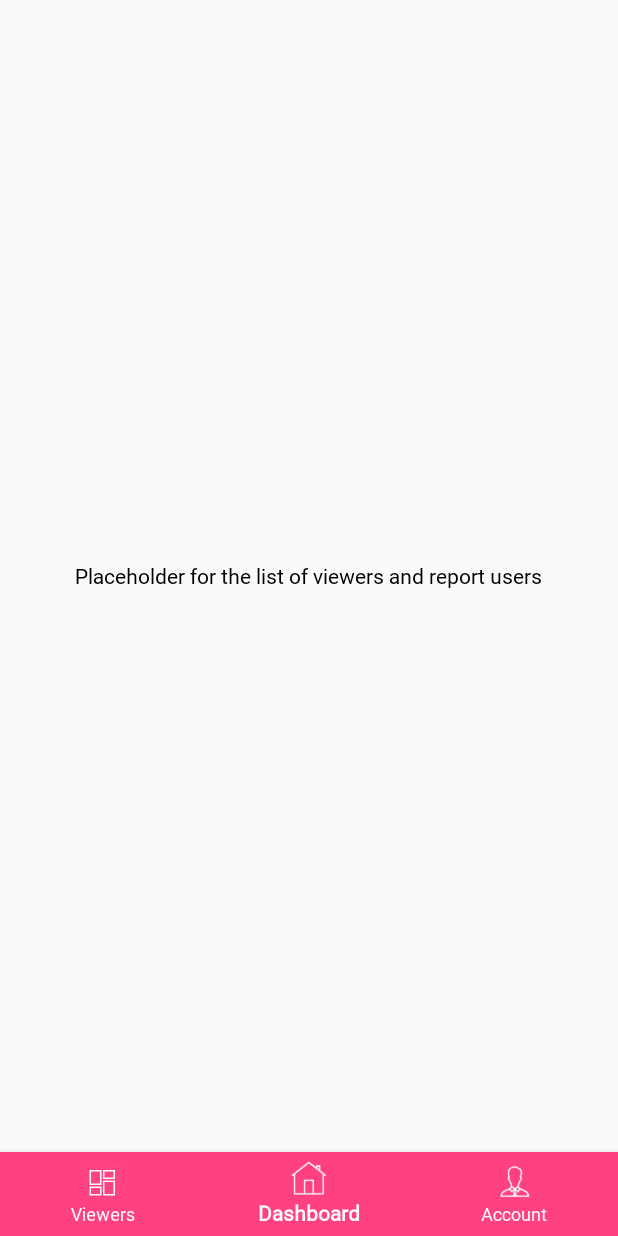
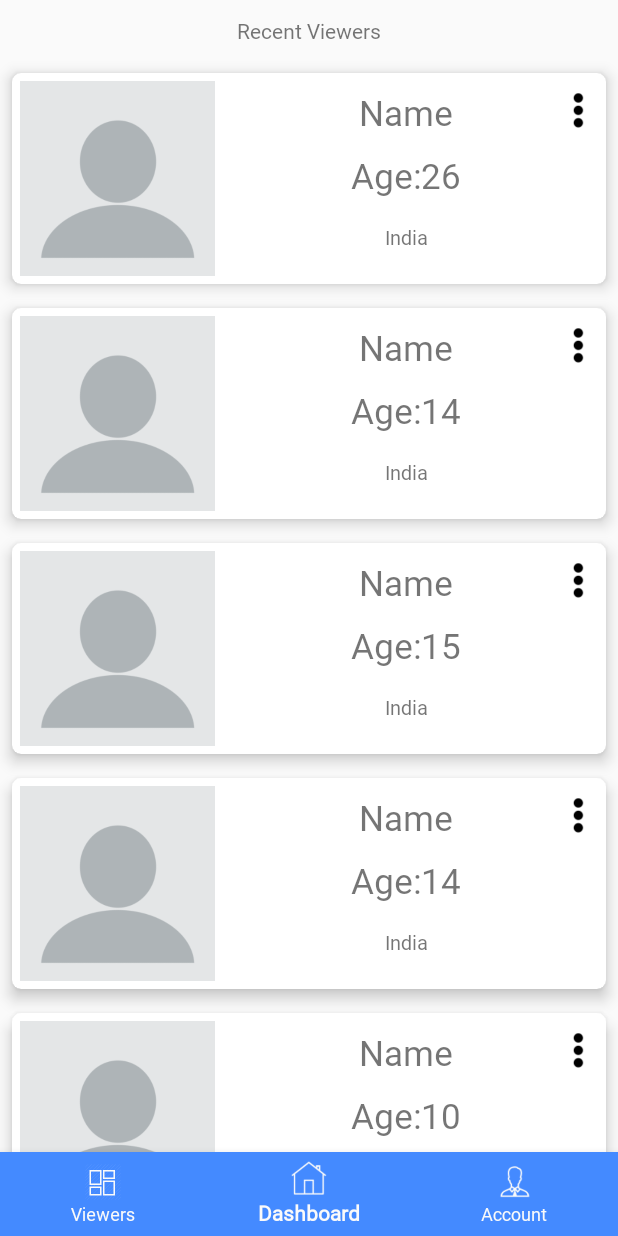
Before and after one commit to achuth10/Task, an Android app: the fragment BroadcasterViewer placed in its activity, on a phone screen of 412 x 824 dp. Run offline under Robolectric (Android 15) with nearby library versions, the phone set to English and light mode, and no system bars; our stand-ins replace sdp/ssp sizes; libraries missing offline, so code that uses them is left out: com.github.mikephil.charting; 40 statements that could not run were skipped.

Commit message:
Added broadcaster viewer page and updated the dashboard

```diff
--- a/app/src/main/java/com/example/achuth/task/BroadcasterMain.java
+++ b/app/src/main/java/com/example/achuth/task/BroadcasterMain.java
@@ -41,17 +41,17 @@ public class BroadcasterMain extends AppCompatActivity {
         bottomNavigationView=(BottomNavigationView)findViewById(R.id.bottom_nav);
         setfragment(broadcasterDash);
         bottomNavigationView.setSelectedItemId(R.id.dashboard);
-        bottomNavigationView.setItemBackgroundResource(R.color.colorAccent);
+        bottomNavigationView.setItemBackgroundResource(R.color.colorbegin);
         bottomNavigationView.setOnNavigationItemSelectedListener(new BottomNavigationView.OnNavigationItemSelectedListener() {
             @Override
             public boolean onNavigationItemSelected(@NonNull MenuItem menuItem) {
                 switch (menuItem.getItemId()) {
                     case R.id.account:
-                        bottomNavigationView.setItemBackgroundResource(R.color.colorbegin);
+                        bottomNavigationView.setItemBackgroundResource(R.color.colorAccent);
                         setfragment(broadcasterAccount);
                         return true;
                     case R.id.dashboard:
-                        bottomNavigationView.setItemBackgroundResource(R.color.colorAccent);
+                        bottomNavigationView.setItemBackgroundResource(R.color.colorbegin);
                         setfragment(broadcasterDash);
                         return true;
                     case R.id.viewers:
--- a/app/src/main/java/com/example/achuth/task/BroadcasterViewer.java
+++ b/app/src/main/java/com/example/achuth/task/BroadcasterViewer.java
@@ -4,26 +4,59 @@ package com.example.achuth.task;
 import android.content.SharedPreferences;
 import android.os.Bundle;
 import android.support.v4.app.Fragment;
+import android.support.v7.widget.GridLayoutManager;
+import android.support.v7.widget.LinearLayoutManager;
+import android.support.v7.widget.RecyclerView;
 import android.view.LayoutInflater;
 import android.view.View;
 import android.view.ViewGroup;
+
+import java.util.ArrayList;
+import java.util.Random;
 
 
 /**
  * A simple {@link Fragment} subclass.
  */
 public class BroadcasterViewer extends Fragment {
-
-    public BroadcasterViewer() {
-        // Required empty public constructor
-    }
-
-
+    private RecyclerView recyclerView;
+    private ViewerAdapter adapter;
+    public ArrayList<Viewer> ViewerArrayList;
     @Override
     public View onCreateView(LayoutInflater inflater, ViewGroup container,
                              Bundle savedInstanceState) {
         // Inflate the layout for this fragment
-        return inflater.inflate(R.layout.fragment_broadcaster_viewer, container, false);
+        View v= inflater.inflate(R.layout.fragment_broadcaster_viewer, container, false);
+        recyclerView = v.findViewById(R.id.recyclerViewBroadcaster);
+        recyclerView.setLayoutManager(new LinearLayoutManager(this.getContext()));
+        ViewerArrayList=new ArrayList<>();
+        setAdapter(ViewerArrayList);
+        createdata();
+        return v;
     }
+    public void createdata() {
+        Random ranum=new Random();
+        for(int i=0;i<50;i++)
+        {
+            Viewer viewer = new Viewer("Name", 10+ranum.nextInt(20),R.drawable.blank,"India");
+            ViewerArrayList.add(viewer);
+        }
+        adapter.notifyDataSetChanged();
+    }
+    public void blocked()
+    {
+        for (int i = 0; i < ViewerArrayList.size(); i++) {
+            if(ViewerArrayList.get(i).isBlocked()) {
+                ViewerArrayList.remove(i);
+            }
+        }
+        adapter.notifyDataSetChanged();
+    }
+    public void setAdapter(ArrayList <Viewer> viewers)
+    {
+        adapter = new ViewerAdapter(this.getContext(),viewers);
+        recyclerView.setLayoutManager(new GridLayoutManager(this.getContext(), 1));
+        recyclerView.setAdapter(adapter);
 
+    }
 }
--- a/app/src/main/java/com/example/achuth/task/MyXAxisValueFormatter.java
+++ b/app/src/main/java/com/example/achuth/task/MyXAxisValueFormatter.java
@@ -1,6 +1,7 @@
 package com.example.achuth.task;
 
 import com.github.mikephil.charting.components.AxisBase;
+import com.github.mikephil.charting.components.XAxis;
 import com.github.mikephil.charting.formatter.IAxisValueFormatter;
 
 import java.util.ArrayList;
--- /dev/null
+++ b/app/src/main/java/com/example/achuth/task/Viewer.java
@@ -0,0 +1,59 @@
+package com.example.achuth.task;
+
+public class Viewer {
+    private String name,Location;
+    private int age,dpid;
+    private boolean blocked;
+
+    Viewer(String name,int age,int dpid,String Location)
+    {
+        this.name=name;
+        this.age=age;
+        this.dpid=dpid;
+        this.Location=Location;
+        blocked=false;
+    }
+
+    public void setName(String name) {
+        this.name = name;
+    }
+
+
+    public void setAge(int age) {
+        this.age = age;
+    }
+
+    public int getDpid() {
+        return dpid;
+    }
+
+    public void setDpid(int dpid) {
+        this.dpid = dpid;
+    }
+
+
+    public int getAge() {
+        return age;
+    }
+
+    public String getName() {
+        return name;
+    }
+
+
+    public boolean isBlocked() {
+        return blocked;
+    }
+
+    public void setBlocked(boolean blocked) {
+        this.blocked = blocked;
+    }
+
+    public String getLocation() {
+        return Location;
+    }
+
+    public void setLocation(String location) {
+        Location = location;
+    }
+}
--- /dev/null
+++ b/app/src/main/java/com/example/achuth/task/ViewerAdapter.java
@@ -0,0 +1,88 @@
+package com.example.achuth.task;
+import android.content.Context;
+import android.os.Handler;
+import android.support.annotation.NonNull;
+import android.support.v7.widget.RecyclerView;
+import android.view.LayoutInflater;
+import android.view.View;
+import android.view.ViewGroup;
+import android.widget.ImageView;
+import android.widget.TextView;
+import android.widget.Toast;
+
+import java.util.ArrayList;
+
+public class ViewerAdapter extends RecyclerView.Adapter <ViewerAdapter.ViewerHolder> {
+    private int count = 0;
+    private Context context;
+    private ArrayList<Viewer> viewers;
+
+    ViewerAdapter(Context context, ArrayList <Viewer> viewers) {
+        this.context = context;
+        this.viewers = viewers;
+    }
+    public ViewerAdapter.ViewerHolder onCreateViewHolder(@NonNull ViewGroup viewGroup, int i) {
+        View view = LayoutInflater.from(context).inflate(R.layout.viewrowlayout,viewGroup, false);
+        return new ViewerHolder(view);
+    }
+
+    @Override
+    public void onBindViewHolder(@NonNull ViewerAdapter.ViewerHolder viewerHolder, int i) {
+        Viewer viewer=viewers.get(i);
+        viewerHolder.setinfo(viewer);
+    }
+
+    @Override
+    public int getItemCount() {
+        return viewers.size();
+    }
+
+    private void delete(int position) { //removes the row
+        Toast.makeText(context, "Press again to report user", Toast.LENGTH_SHORT).show();
+        if (++count >= 2) {
+            Viewer viewer = viewers.get(position);
+            viewers.remove(position);
+            viewer.setBlocked(true);
+            notifyItemRemoved(position);
+            Toast.makeText(context, "Blocked Viewer for current session", Toast.LENGTH_LONG).show();
+        }
+        new Handler().postDelayed(new Runnable() {
+
+            @Override
+            public void run() {
+                count = 0;
+            }
+        }, 3000);
+    }
+
+     public class ViewerHolder extends RecyclerView.ViewHolder implements View.OnClickListener {
+        public TextView Name, Age,location;
+        public ImageView dp;
+        public ImageView menu;
+
+        public ViewerHolder(final View itemView) {
+            super(itemView);
+            Name = itemView.findViewById(R.id.Name);
+            Age = itemView.findViewById(R.id.Age);
+            dp = itemView.findViewById(R.id.icon1);
+            location=itemView.findViewById(R.id.location);
+            menu = itemView.findViewById(R.id.streammenu);
+            menu.setOnClickListener(this);
+        }
+
+        public void setinfo(Viewer Viewer) {
+            if (!Viewer.isBlocked()) {
+                Name.setText(Viewer.getName());
+                Age.setText("Age:" + String.valueOf(Viewer.getAge()));
+                location.setText(Viewer.getLocation());
+                dp.setImageResource(Viewer.getDpid());
+
+            }
+        }
+
+        @Override
+        public void onClick(View v) {
+            delete(getAdapterPosition());
+        }
+    }
+}
--- a/app/src/main/res/layout/fragment_broadcaster_viewer.xml
+++ b/app/src/main/res/layout/fragment_broadcaster_viewer.xml
@@ -6,10 +6,17 @@
     tools:context=".BroadcasterViewer">
     <TextView
         android:layout_width="wrap_content"
+        android:padding="@dimen/_8sdp"
         android:layout_height="wrap_content"
         android:layout_centerHorizontal="true"
-        android:textColor="#000"
-        android:layout_centerVertical="true"
-        android:text="Placeholder for the list of viewers and report users"
-        />
+        android:id="@+id/textview"
+        android:text="Recent Viewers"/>
+    <android.support.v7.widget.RecyclerView
+        android:id="@+id/recyclerViewBroadcaster"
+        android:layout_below="@id/textview"
+        android:layout_width="match_parent"
+        android:layout_height="match_parent"
+        android:layout_alignParentStart="true"
+        >
+    </android.support.v7.widget.RecyclerView>
 </RelativeLayout>
--- a/app/src/main/res/layout/rowlayout.xml
+++ b/app/src/main/res/layout/rowlayout.xml
@@ -1,6 +1,5 @@
 <?xml version="1.0" encoding="utf-8"?>
 <android.support.v7.widget.CardView
-
     xmlns:android="http://schemas.android.com/apk/res/android"
 xmlns:app="http://schemas.android.com/apk/res-auto"
 android:layout_width="match_parent"
--- /dev/null
+++ b/app/src/main/res/layout/viewrowlayout.xml
@@ -0,0 +1,73 @@
+<?xml version="1.0" encoding="utf-8"?>
+<android.support.v7.widget.CardView
+    xmlns:android="http://schemas.android.com/apk/res/android"
+    xmlns:app="http://schemas.android.com/apk/res-auto"
+    android:layout_width="match_parent"
+    android:layout_height="wrap_content"
+    android:layout_margin="8dp"
+    app:cardCornerRadius="6dp"
+    app:cardElevation="6dp"
+    >
+
+    <RelativeLayout
+        android:layout_width="match_parent"
+        android:layout_height="wrap_content"
+        android:padding="@dimen/_4sdp">
+
+        <FrameLayout
+            android:id="@+id/imageFrame"
+            android:layout_width="wrap_content"
+            android:layout_height="wrap_content">
+
+            <ImageView
+                android:id="@+id/icon1"
+                android:layout_width="@dimen/_100sdp"
+                android:layout_height="@dimen/_100sdp"
+                android:src="@drawable/blank" />
+
+        </FrameLayout>
+<RelativeLayout
+    android:layout_width="match_parent"
+    android:layout_height="@dimen/_100sdp"
+    android:layout_toRightOf="@id/imageFrame">
+
+    <ImageView
+        android:id="@+id/streammenu"
+        android:layout_width="@dimen/_20sdp"
+        android:layout_height="@dimen/_30sdp"
+        android:layout_alignParentTop="true"
+        android:layout_alignParentEnd="true"
+        android:src="@drawable/menuicon" />
+    <TextView
+        android:id="@+id/Name"
+        android:layout_width="wrap_content"
+        android:layout_height="wrap_content"
+        android:layout_centerHorizontal="true"
+        android:gravity="center"
+        android:padding="@dimen/_4sdp"
+        android:textSize="@dimen/_18sdp" />
+
+    <TextView
+        android:id="@+id/Age"
+        android:layout_width="wrap_content"
+        android:layout_height="wrap_content"
+        android:layout_below="@id/Name"
+        android:textSize="@dimen/_18sdp"
+        android:layout_centerHorizontal="true"
+        android:gravity="center"
+        android:padding="@dimen/_4sdp" />
+    <TextView
+        android:layout_width="wrap_content"
+        android:layout_height="wrap_content"
+        android:textSize="@dimen/_10sdp"
+        android:layout_centerHorizontal="true"
+        android:gravity="center"
+        android:padding="@dimen/_8sdp"
+        android:layout_below="@id/Age"
+        android:id="@+id/location"
+        />
+</RelativeLayout>
+
+
+    </RelativeLayout>
+</android.support.v7.widget.CardView>
```
Also changed, not shown: app/src/main/java/com/example/achuth/task/BroadcasterDash.java (+13 -3 lines), app/src/main/res/layout/fragment_broadcaster_dash.xml (+73 -19 lines).
